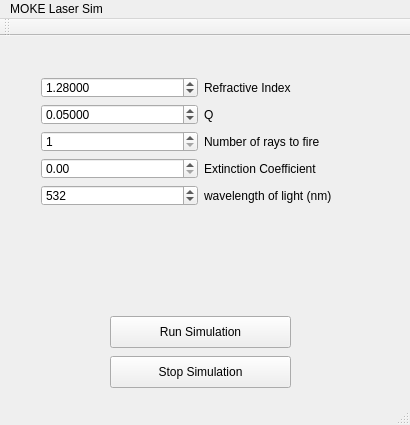
Billlynch/COMP30040, file mokelasersim.ui: the form before one commit.
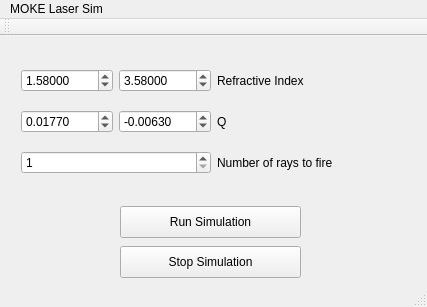
The form after the commit.

Commit message:
Added the polarising filter and made double instead of float
plus a refactor

The edit to the form file:
```diff
--- a/mokelasersim.ui
+++ b/mokelasersim.ui
@@ -6,8 +6,8 @@
    <rect>
     <x>0</x>
     <y>0</y>
-    <width>410</width>
-    <height>425</height>
+    <width>427</width>
+    <height>307</height>
    </rect>
   </property>
   <property name="windowTitle">
@@ -17,27 +17,73 @@
    <widget class="QWidget" name="gridLayoutWidget">
     <property name="geometry">
      <rect>
-      <x>30</x>
-      <y>30</y>
-      <width>341</width>
+      <x>10</x>
+      <y>10</y>
+      <width>408</width>
       <height>151</height>
      </rect>
     </property>
     <layout class="QGridLayout" name="gridLayout">
      <item row="3" column="1">
-      <widget class="QLabel" name="label_4">
+      <widget class="QLabel" name="label_3">
        <property name="text">
-        <string>Extinction Coefficient</string>
+        <string>Number of rays to fire</string>
        </property>
       </widget>
      </item>
-     <item row="1" column="1">
+     <item row="3" column="0">
+      <widget class="QSpinBox" name="rayCount">
+       <property name="minimum">
+        <number>1</number>
+       </property>
+       <property name="maximum">
+        <number>1000</number>
+       </property>
+      </widget>
+     </item>
+     <item row="2" column="1">
       <widget class="QLabel" name="label_2">
        <property name="text">
         <string>Q</string>
        </property>
       </widget>
      </item>
+     <item row="0" column="0">
+      <layout class="QHBoxLayout" name="horizontalLayout">
+       <item>
+        <widget class="QDoubleSpinBox" name="n0_r_input">
+         <property name="decimals">
+          <number>5</number>
+         </property>
+         <property name="minimum">
+          <double>-99.000000000000000</double>
+         </property>
+         <property name="singleStep">
+          <double>0.001000000000000</double>
+         </property>
+         <property name="value">
+          <double>1.580000000000000</double>
+         </property>
+        </widget>
+       </item>
+       <item>
+        <widget class="QDoubleSpinBox" name="n0_i_input">
+         <property name="decimals">
+          <number>5</number>
+         </property>
+         <property name="minimum">
+          <double>-99.000000000000000</double>
+         </property>
+         <property name="singleStep">
+          <double>0.001000000000000</double>
+         </property>
+         <property name="value">
+          <double>3.580000000000000</double>
+         </property>
+        </widget>
+       </item>
+      </layout>
+     </item>
      <item row="0" column="1">
       <widget class="QLabel" name="label">
        <property name="text">
@@ -45,73 +91,43 @@
        </property>
       </widget>
      </item>
-     <item row="3" column="0">
-      <widget class="QDoubleSpinBox" name="ExtinctionCoefficient"/>
-     </item>
      <item row="2" column="0">
-      <widget class="QSpinBox" name="rayCount">
-       <property name="minimum">
-        <number>1</number>
-       </property>
-       <property name="maximum">
-        <number>1000</number>
-       </property>
-      </widget>
-     </item>
-     <item row="1" column="0">
-      <widget class="QDoubleSpinBox" name="QValueBox">
+      <layout class="QHBoxLayout" name="horizontalLayout_2">
+       <item>
+        <widget class="QDoubleSpinBox" name="Q_r_input">
        <property name="decimals">
         <number>5</number>
        </property>
+         <property name="minimum">
+          <double>-99.000000000000000</double>
+         </property>
        <property name="value">
-        <double>0.050000000000000</double>
+          <double>0.017700000000000</double>
        </property>
       </widget>
      </item>
-     <item row="0" column="0">
-      <widget class="QDoubleSpinBox" name="RefractiveIndexBox">
+       <item>
+        <widget class="QDoubleSpinBox" name="Q_i_input">
        <property name="decimals">
         <number>5</number>
        </property>
-       <property name="value">
-        <double>1.280000000000000</double>
-       </property>
-      </widget>
-     </item>
-     <item row="2" column="1">
-      <widget class="QLabel" name="label_3">
-       <property name="text">
-        <string>Number of rays to fire</string>
-       </property>
-      </widget>
-     </item>
-     <item row="4" column="0">
-      <widget class="QSpinBox" name="waveLength">
        <property name="minimum">
-        <number>1</number>
-       </property>
-       <property name="maximum">
-        <number>1000</number>
-       </property>
+          <double>-99.000000000000000</double>
+         </property>
        <property name="value">
-        <number>532</number>
+          <double>-0.006300000000000</double>
        </property>
       </widget>
      </item>
-     <item row="4" column="1">
-      <widget class="QLabel" name="label_5">
-       <property name="text">
-        <string>wavelength of light (nm)</string>
-       </property>
-      </widget>
+      </layout>
      </item>
     </layout>
    </widget>
    <widget class="QPushButton" name="RunSimButton">
     <property name="geometry">
      <rect>
-      <x>110</x>
-      <y>280</y>
+      <x>120</x>
+      <y>170</y>
       <width>181</width>
       <height>32</height>
      </rect>
@@ -123,8 +139,8 @@
    <widget class="QPushButton" name="StopSimButton">
     <property name="geometry">
      <rect>
-      <x>110</x>
-      <y>320</y>
+      <x>120</x>
+      <y>210</y>
       <width>181</width>
       <height>32</height>
      </rect>
@@ -139,7 +155,7 @@
     <rect>
      <x>0</x>
      <y>0</y>
-     <width>410</width>
+     <width>427</width>
      <height>22</height>
     </rect>
    </property>
```
Lines whose indentation alone changed are shown as unchanged. The commit also changes 15 other files.
